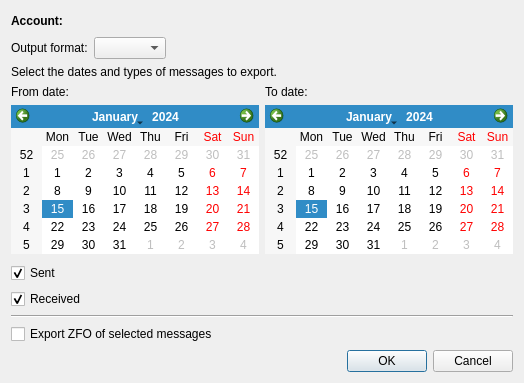
psakar/datovka, file src/gui/ui/dlg_correspondence_overview.ui: the form before one commit.
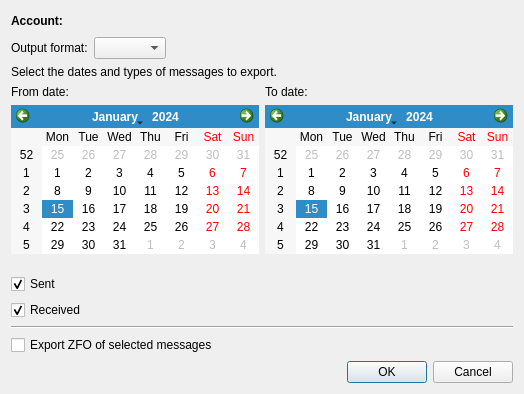
The form after the commit.

What changed in the file:
```diff
--- a/src/gui/ui/dlg_correspondence_overview.ui
+++ b/src/gui/ui/dlg_correspondence_overview.ui
@@ -7,7 +7,7 @@
     <x>0</x>
     <y>0</y>
     <width>462</width>
-    <height>383</height>
+    <height>394</height>
    </rect>
   </property>
   <property name="windowTitle">
```
Left out of the diff: 8 changed lines with no effect on the pictures.
